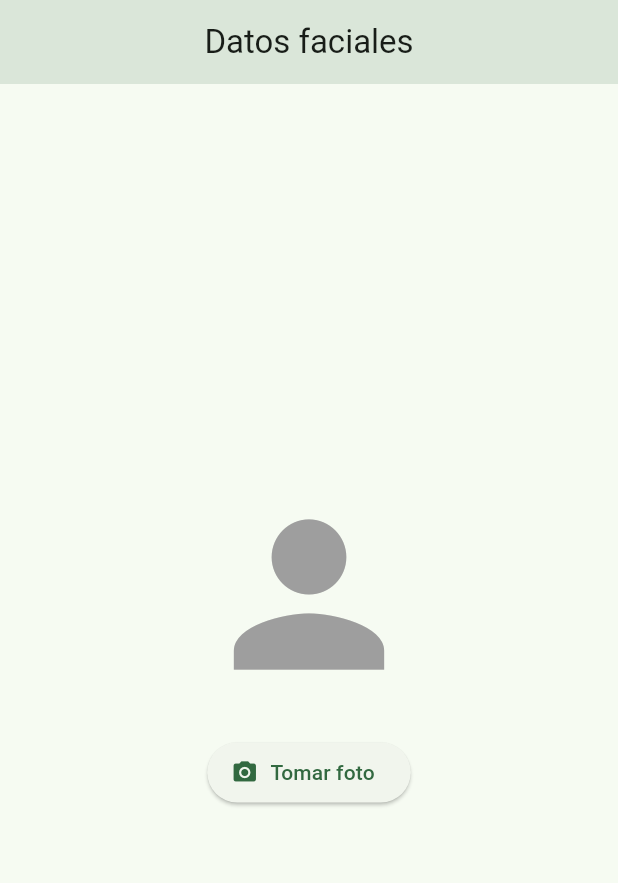
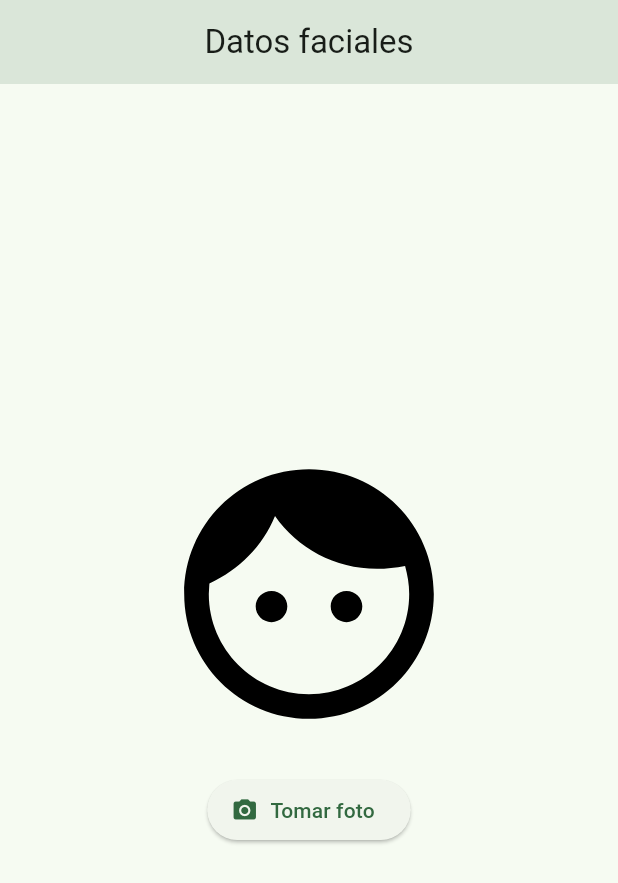
Before and after one commit to yjns4584/AUTH_GSE, a Flutter app: the screen it shows after launch, on a phone screen of 412 x 824 dp. Shown: the top 883 px of the screen. Run offline on Flutter 3.47's test engine with Material 3 defaults, Android fonts, the phone set to English and light mode, and no system bars; our stand-ins replace dio, image_picker, logger.

Commit message:
se añade servicio temporal envio base64 a servidor, modularización page face_capture, add widget take photo, add widget face display, se eliminan loggers innecesarios, se opta por usar un simple printer

```diff
--- a/FRONT/app_authgse/lib/features/faceCapture/presentation/pages/face_capture.pages.dart
+++ b/FRONT/app_authgse/lib/features/faceCapture/presentation/pages/face_capture.pages.dart
@@ -1,4 +1,7 @@
 import 'package:app_authgse/features/faceCapture/domain/useCases/converter_to_base64.service.dart';
+import 'package:app_authgse/features/faceCapture/presentation/widgets/face_display.dart';
+import 'package:app_authgse/features/faceCapture/presentation/widgets/take_photo.dart';
+import 'package:app_authgse/features/faceCapture/services/api.service.dart';
 import 'package:flutter/material.dart';
 import 'package:app_authgse/features/faceCapture/domain/useCases/camera_gallery.service.dart';
 import 'dart:io';
@@ -29,6 +32,9 @@ class _FaceCaptureState extends State<FaceCapture> {
           _base64Image = base64;
         });
         logger.info('Imagen en Base64: $_base64Image');
+
+        //TODO: ENVIAR AL SERVIDOR
+        sendBase64ToServer(_base64Image);
       }
     }
   }
@@ -47,24 +53,9 @@ class _FaceCaptureState extends State<FaceCapture> {
           child: Column(
             mainAxisAlignment: MainAxisAlignment.center,
             children: [
-              _imagePath == null
-                  ? const Icon(
-                      Icons.person,
-                      size: 150,
-                      color: Colors.grey,
-                    )
-                  : Image.file(
-                      File(_imagePath!),
-                      width: 300,
-                      height: 300,
-                      fit: BoxFit.cover,
-                    ),
+              FaceDisplay(imagePath: _imagePath),
               const SizedBox(height: 20),
-              ElevatedButton.icon(
-                onPressed: _capturePhoto,
-                icon: const Icon(Icons.camera_alt),
-                label: const Text('Tomar foto'),
-              ),
+              TakePhotoButton(onPressed: _capturePhoto),
               const SizedBox(height: 20),
               _base64Image != null
                   ? Text(
--- /dev/null
+++ b/FRONT/app_authgse/lib/features/faceCapture/presentation/widgets/face_display.dart
@@ -0,0 +1,29 @@
+import 'dart:io';
+import 'package:flutter/material.dart';
+
+class FaceDisplay extends StatelessWidget {
+  final String? imagePath;
+
+  const FaceDisplay({super.key, required this.imagePath});
+
+  @override
+  Widget build(BuildContext context) {
+    return ClipOval(
+      child: imagePath == null
+          ? const Icon(
+              Icons.face,
+              size: 200,
+              color: Colors.black,
+            )
+          : Image.file(
+              File(imagePath!),
+              width: 300,
+              height: 300,
+              alignment: Alignment.center,
+              repeat: ImageRepeat.noRepeat,
+              fit: BoxFit.cover,
+              filterQuality: FilterQuality.high,
+            ),
+    );
+  }
+}
--- /dev/null
+++ b/FRONT/app_authgse/lib/features/faceCapture/presentation/widgets/take_photo.dart
@@ -0,0 +1,16 @@
+import 'package:flutter/material.dart';
+
+class TakePhotoButton extends StatelessWidget {
+  final VoidCallback onPressed;
+
+  const TakePhotoButton({super.key, required this.onPressed});
+
+  @override
+  Widget build(BuildContext context) {
+    return ElevatedButton.icon(
+      onPressed: onPressed,
+      icon: const Icon(Icons.camera_alt),
+      label: const Text('Tomar foto'),
+    );
+  }
+}
--- a/FRONT/app_authgse/pubspec.yaml
+++ b/FRONT/app_authgse/pubspec.yaml
@@ -38,6 +38,8 @@ dependencies:
   camera: ^0.11.0+2
   permission_handler: ^11.3.1
   logger: ^2.5.0
+  path_provider: ^2.1.5
+  dio: ^5.7.0
 
 dev_dependencies:
   flutter_test:
```
Also changed, not shown: FRONT/app_authgse/lib/core/logger.dart (+2 -6 lines), FRONT/app_authgse/lib/features/faceCapture/domain/useCases/converter_to_base64.service.dart (+7 -2 lines), FRONT/app_authgse/lib/features/faceCapture/services/api.service.dart (added, +24 -0 lines), FRONT/app_authgse/pubspec.lock, 1 other file.
